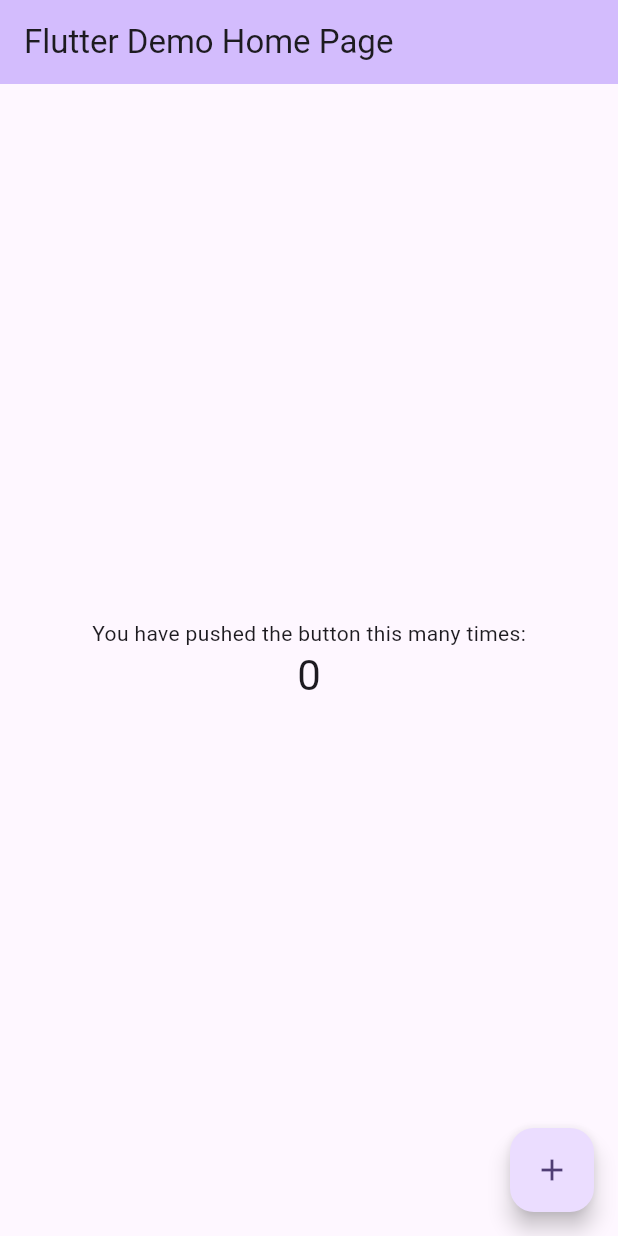
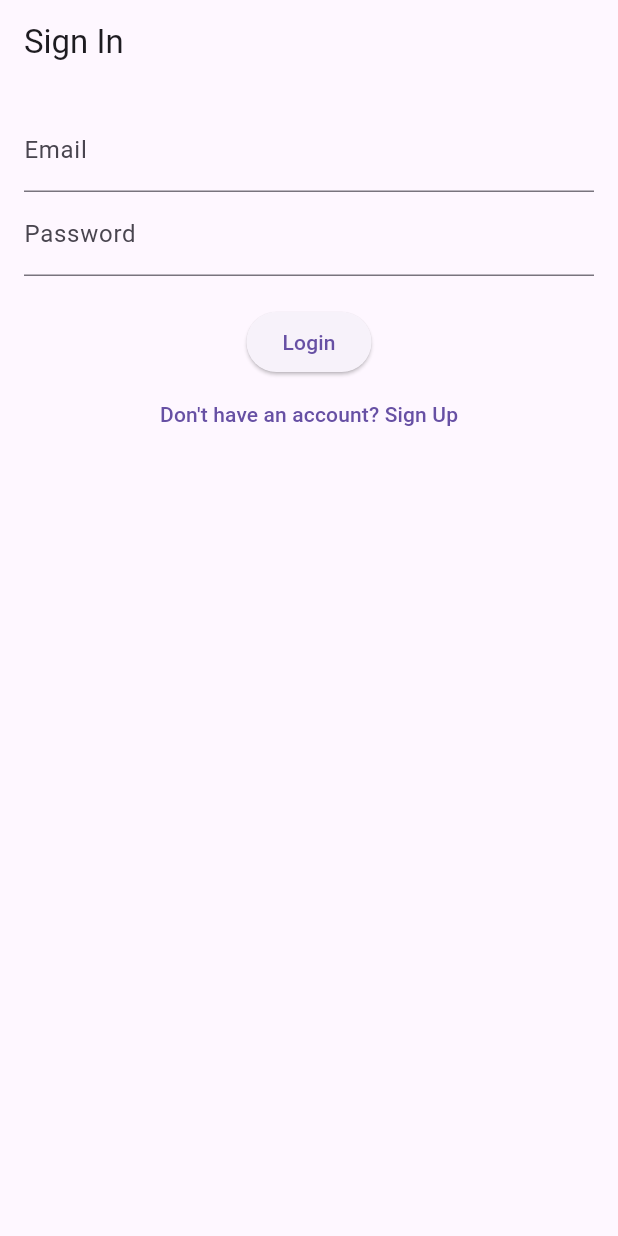
Before and after one commit to yusufalways/Social-Shopping, a Flutter app: the screen it shows after launch, on a phone screen of 412 x 824 dp. Run offline on Flutter 3.47's test engine with Material 3 defaults, Android fonts, the phone set to English and light mode, and no system bars; our stand-ins replace firebase_auth, flutter_riverpod, go_router; accounts and stored records are empty.

Commit message:
Sing up screen

```diff
--- /dev/null
+++ b/lib/features/auth/data/auth_remote_data_source.dart
@@ -0,0 +1,25 @@
+// auth_remote_data_source.dart
+import 'package:firebase_auth/firebase_auth.dart';
+
+class AuthRemoteDataSource {
+  final FirebaseAuth _firebaseAuth;
+  AuthRemoteDataSource(this._firebaseAuth);
+
+  Future<UserCredential> signUp(String email, String password) async {
+    return await _firebaseAuth.createUserWithEmailAndPassword(
+      email: email,
+      password: password,
+    );
+  }
+
+  Future<UserCredential> signIn(String email, String password) async {
+    return await _firebaseAuth.signInWithEmailAndPassword(
+      email: email,
+      password: password,
+    );
+  }
+
+  Future<void> signOut() async {
+    return await _firebaseAuth.signOut();
+  }
+}
--- /dev/null
+++ b/lib/features/auth/data/modelsauth_repository_impl.dart
@@ -0,0 +1,25 @@
+// auth_repository_impl.dart
+import 'package:firebase_auth/firebase_auth.dart';
+import '../../domain/repositories/auth_repository.dart';
+import '../models/user_model.dart';
+import 'auth_remote_data_source.dart';
+
+class AuthRepositoryImpl implements AuthRepository {
+  final AuthRemoteDataSource _remote;
+  AuthRepositoryImpl(this._remote);
+
+  @override
+  Future<UserEntity> signUp(String email, String password) async {
+    final cred = await _remote.signUp(email, password);
+    return UserModel.fromFirebaseUser(cred.user!).toEntity();
+  }
+
+  @override
+  Future<UserEntity> signIn(String email, String password) async {
+    final cred = await _remote.signIn(email, password);
+    return UserModel.fromFirebaseUser(cred.user!).toEntity();
+  }
+
+  @override
+  Future<void> signOut() => _remote.signOut();
+}
--- /dev/null
+++ b/lib/features/auth/domain/repositories/auth_repository.dart
@@ -0,0 +1,8 @@
+// auth_repository.dart
+import '../entities/user.dart';
+
+abstract class AuthRepository {
+  Future<UserEntity> signUp(String email, String password);
+  Future<UserEntity> signIn(String email, String password);
+  Future<void> signOut();
+}
--- /dev/null
+++ b/lib/features/auth/presentation/screens/sign_in_screen.dart
@@ -0,0 +1,66 @@
+import 'package:flutter/material.dart';
+import 'package:flutter_riverpod/flutter_riverpod.dart';
+import '../providers/sign_in_provider.dart';
+
+class SignInScreen extends ConsumerStatefulWidget {
+  const SignInScreen({Key? key}) : super(key: key);
+
+  @override
+  ConsumerState<SignInScreen> createState() => _SignInScreenState();
+}
+
+class _SignInScreenState extends ConsumerState<SignInScreen> {
+  final _emailController = TextEditingController();
+  final _passwordController = TextEditingController();
+  bool _loading = false;
+
+  Future<void> _onSignIn() async {
+    setState(() => _loading = true);
+    final notifier = ref.read(signInControllerProvider.notifier);
+    final result = await notifier.signIn(
+      _emailController.text.trim(),
+      _passwordController.text.trim(),
+    );
+    setState(() => _loading = false);
+    result.when(
+      data: (_) => context.go('/dashboard'),
+      error: (e, _) => ScaffoldMessenger.of(context).showSnackBar(
+        SnackBar(content: Text(e.toString())),
+      ),
+    );
+  }
+
+  @override
+  Widget build(BuildContext context) {
+    return Scaffold(
+      appBar: AppBar(title: const Text('Sign In')),
+      body: Padding(
+        padding: const EdgeInsets.all(16),
+        child: Column(
+          children: [
+            TextField(
+              controller: _emailController,
+              decoration: const InputDecoration(labelText: 'Email'),
+            ),
+            TextField(
+              controller: _passwordController,
+              decoration: const InputDecoration(labelText: 'Password'),
+              obscureText: true,
+            ),
+            const SizedBox(height: 20),
+            ElevatedButton(
+              onPressed: _loading ? null : _onSignIn,
+              child: _loading
+                  ? const CircularProgressIndicator()
+                  : const Text('Login'),
+            ),
+            TextButton(
+              onPressed: () => context.go('/signup'),
+              child: const Text('Don\'t have an account? Sign Up'),
+            ),
+          ],
+        ),
+      ),
+    );
+  }
+}
--- a/lib/main.dart
+++ b/lib/main.dart
@@ -1,125 +1,22 @@
 import 'package:flutter/material.dart';
+import 'package:flutter_riverpod/flutter_riverpod.dart';
+import 'routes/app_router.dart';
 
-void main() {
-  runApp(const MyApp());
+void main() async {
+  WidgetsFlutterBinding.ensureInitialized();
+  // await Firebase.initializeApp(); // if using Firebase
+  runApp(const ProviderScope(child: SocialShoppingApp()));
 }
 
-class MyApp extends StatelessWidget {
-  const MyApp({super.key});
+class SocialShoppingApp extends ConsumerWidget {
+  const SocialShoppingApp({Key? key}) : super(key: key);
 
-  // This widget is the root of your application.
   @override
-  Widget build(BuildContext context) {
-    return MaterialApp(
-      title: 'Flutter Demo',
-      theme: ThemeData(
-        // This is the theme of your application.
-        //
-        // TRY THIS: Try running your application with "flutter run". You'll see
-        // the application has a purple toolbar. Then, without quitting the app,
-        // try changing the seedColor in the colorScheme below to Colors.green
-        // and then invoke "hot reload" (save your changes or press the "hot
-        // reload" button in a Flutter-supported IDE, or press "r" if you used
-        // the command line to start the app).
-        //
-        // Notice that the counter didn't reset back to zero; the application
-        // state is not lost during the reload. To reset the state, use hot
-        // restart instead.
-        //
-        // This works for code too, not just values: Most code changes can be
-        // tested with just a hot reload.
-        colorScheme: ColorScheme.fromSeed(seedColor: Colors.deepPurple),
-        useMaterial3: true,
-      ),
-      home: const MyHomePage(title: 'Flutter Demo Home Page'),
+  Widget build(BuildContext context, WidgetRef ref) {
+    return MaterialApp.router(
+      title: 'Social Shopping',
+      theme: ThemeData(primarySwatch: Colors.blue),
+      routerConfig: appRouter,
     );
   }
 }
-
-class MyHomePage extends StatefulWidget {
-  const MyHomePage({super.key, required this.title});
-
-  // This widget is the home page of your application. It is stateful, meaning
-  // that it has a State object (defined below) that contains fields that affect
-  // how it looks.
-
-  // This class is the configuration for the state. It holds the values (in this
-  // case the title) provided by the parent (in this case the App widget) and
-  // used by the build method of the State. Fields in a Widget subclass are
-  // always marked "final".
-
-  final String title;
-
-  @override
-  State<MyHomePage> createState() => _MyHomePageState();
-}
-
-class _MyHomePageState extends State<MyHomePage> {
-  int _counter = 0;
-
-  void _incrementCounter() {
-    setState(() {
-      // This call to setState tells the Flutter framework that something has
-      // changed in this State, which causes it to rerun the build method below
-      // so that the display can reflect the updated values. If we changed
-      // _counter without calling setState(), then the build method would not be
-      // called again, and so nothing would appear to happen.
-      _counter++;
-    });
-  }
-
-  @override
-  Widget build(BuildContext context) {
-    // This method is rerun every time setState is called, for instance as done
-    // by the _incrementCounter method above.
-    //
-    // The Flutter framework has been optimized to make rerunning build methods
-    // fast, so that you can just rebuild anything that needs updating rather
-    // than having to individually change instances of widgets.
-    return Scaffold(
-      appBar: AppBar(
-        // TRY THIS: Try changing the color here to a specific color (to
-        // Colors.amber, perhaps?) and trigger a hot reload to see the AppBar
-        // change color while the other colors stay the same.
-        backgroundColor: Theme.of(context).colorScheme.inversePrimary,
-        // Here we take the value from the MyHomePage object that was created by
-        // the App.build method, and use it to set our appbar title.
-        title: Text(widget.title),
-      ),
-      body: Center(
-        // Center is a layout widget. It takes a single child and positions it
-        // in the middle of the parent.
-        child: Column(
-          // Column is also a layout widget. It takes a list of children and
-          // arranges them vertically. By default, it sizes itself to fit its
-          // children horizontally, and tries to be as tall as its parent.
-          //
-          // Column has various properties to control how it sizes itself and
-          // how it positions its children. Here we use mainAxisAlignment to
-          // center the children vertically; the main axis here is the vertical
-          // axis because Columns are vertical (the cross axis would be
-          // horizontal).
-          //
-          // TRY THIS: Invoke "debug painting" (choose the "Toggle Debug Paint"
-          // action in the IDE, or press "p" in the console), to see the
-          // wireframe for each widget.
-          mainAxisAlignment: MainAxisAlignment.center,
-          children: <Widget>[
-            const Text(
-              'You have pushed the button this many times:',
-            ),
-            Text(
-              '$_counter',
-              style: Theme.of(context).textTheme.headlineMedium,
-            ),
-          ],
-        ),
-      ),
-      floatingActionButton: FloatingActionButton(
-        onPressed: _incrementCounter,
-        tooltip: 'Increment',
-        child: const Icon(Icons.add),
-      ), // This trailing comma makes auto-formatting nicer for build methods.
-    );
-  }
-}
--- /dev/null
+++ b/lib/routes/app_router.dart
@@ -0,0 +1,19 @@
+import 'package:flutter/material.dart';
+import 'package:go_router/go_router.dart';
+import '../features/auth/presentation/screens/sign_in_screen.dart';
+import '../features/auth/presentation/screens/sign_up_screen.dart';
+
+final GoRouter appRouter = GoRouter(
+  initialLocation: '/signin',
+  routes: [
+    GoRoute(
+      path: '/signin',
+      builder: (context, state) => const SignInScreen(),
+    ),
+    GoRoute(
+      path: '/signup',
+      builder: (context, state) => const SignUpScreen(),
+    ),
+    // TODO: add protected routes for dashboard, etc.
+  ],
+);
```
Also changed, not shown: lib/features/auth/presentation/providers/auth_repository_provider.dart (added, +12 -0 lines), lib/features/auth/presentation/providers/sign_up_provider.dart (added, +10 -0 lines), lib/features/auth/presentation/screens/sign_up_screen.dart (added, +66 -0 lines), lib/features/auth/data/models/user_model.dart (added), lib/features/auth/domain/usecases/sign_in.dart (added), lib/features/auth/domain/usecases/sign_up.dart (added), lib/features/auth/presentation/providers/sign_in_provider.dart (added), 1 other file.
